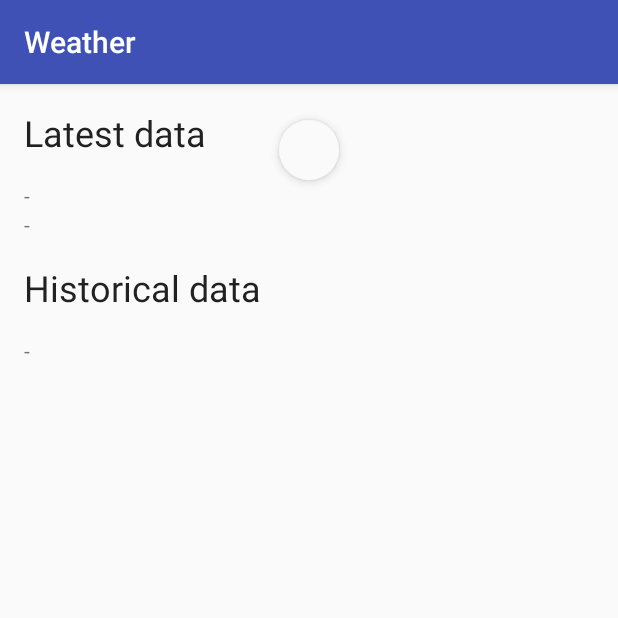
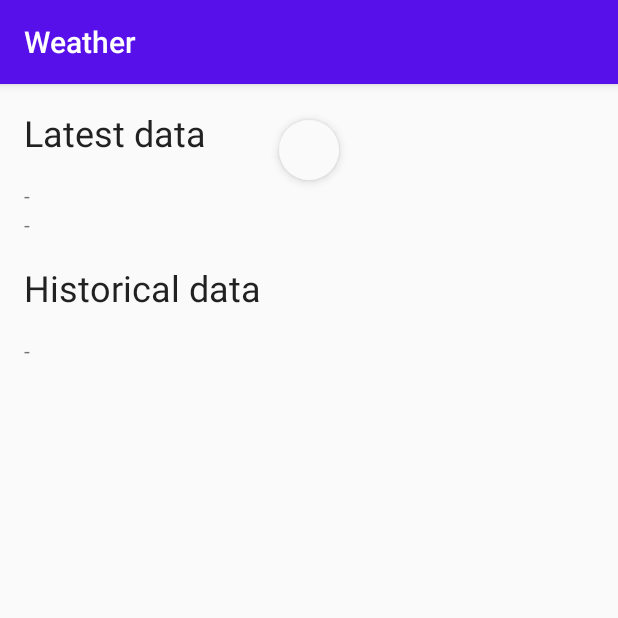
Before and after one commit to martindisch/SensorTag, an Android app: the screen it shows after launch (MainActivity), on a phone screen of 412 x 824 dp, the top half of it. Run offline under Robolectric (Android 15) with nearby library versions, the phone set to English and light mode, and no system bars; libraries missing offline, so code that uses them is left out: com.loopj.android, cz.msebera.android; 3 statements that could not run were skipped.

Commit message:
Updated theme colors

```diff
--- a/android/Weather/app/src/main/java/com/martindisch/weather/MainActivity.java
+++ b/android/Weather/app/src/main/java/com/martindisch/weather/MainActivity.java
@@ -1,5 +1,6 @@
 package com.martindisch.weather;
 
+import android.support.v4.content.ContextCompat;
 import android.support.v4.widget.SwipeRefreshLayout;
 import android.support.v7.app.AppCompatActivity;
 import android.os.Bundle;
@@ -39,6 +40,7 @@ public class MainActivity extends AppCompatActivity {
                 fetchData();
             }
         });
+        mSwipeContainer.setColorSchemeColors(ContextCompat.getColor(this, R.color.colorAccent));
 
         fetchData();
     }
--- a/android/Weather/app/src/main/res/values/colors.xml
+++ b/android/Weather/app/src/main/res/values/colors.xml
@@ -1,6 +1,6 @@
 <?xml version="1.0" encoding="utf-8"?>
 <resources>
-    <color name="colorPrimary">#3F51B5</color>
-    <color name="colorPrimaryDark">#303F9F</color>
-    <color name="colorAccent">#FF4081</color>
+    <color name="colorPrimary">#5710EA</color>
+    <color name="colorPrimaryDark">#3D0BA8</color>
+    <color name="colorAccent">#57EA10</color>
 </resources>
```
